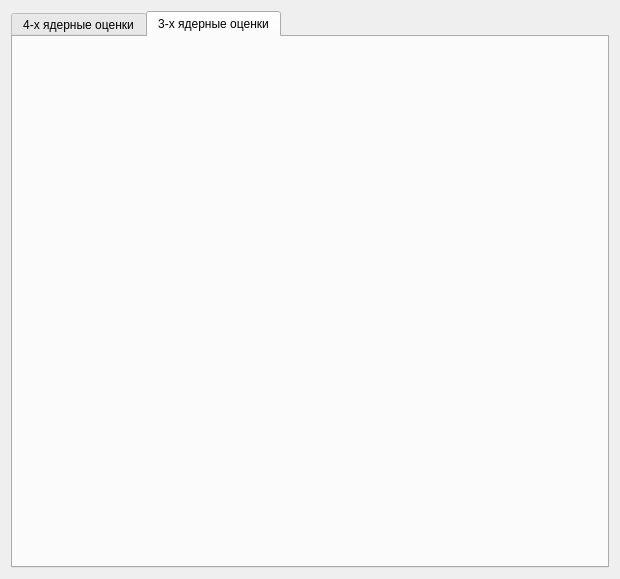
Qt form src/main/python/ui/frame_kde.ui (podkidyshev/health-weather_correlation) before a commit.
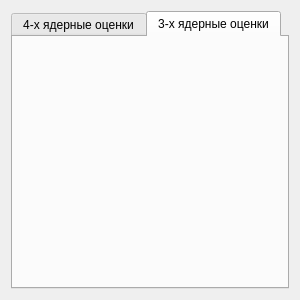
The same form after that commit. The open tabs and pages were chosen to show the change.

What changed in the file:
```diff
--- a/src/main/python/ui/frame_kde.ui
+++ b/src/main/python/ui/frame_kde.ui
@@ -6,14 +6,20 @@
    <rect>
     <x>0</x>
     <y>0</y>
-    <width>620</width>
-    <height>579</height>
+    <width>300</width>
+    <height>300</height>
    </rect>
   </property>
+  <property name="sizePolicy">
+   <sizepolicy hsizetype="Preferred" vsizetype="Expanding">
+    <horstretch>0</horstretch>
+    <verstretch>0</verstretch>
+   </sizepolicy>
+  </property>
   <property name="minimumSize">
    <size>
-    <width>620</width>
-    <height>380</height>
+    <width>300</width>
+    <height>300</height>
    </size>
   </property>
   <property name="windowTitle">
@@ -21,7 +27,7 @@
   </property>
   <layout class="QVBoxLayout" name="verticalLayout" stretch="0">
    <property name="sizeConstraint">
-    <enum>QLayout::SetDefaultConstraint</enum>
+    <enum>QLayout::SetMinimumSize</enum>
    </property>
    <item>
     <widget class="QTabWidget" name="tabs">
@@ -38,7 +44,11 @@
       <attribute name="title">
        <string>3-х ядерные оценки</string>
       </attribute>
-      <layout class="QVBoxLayout" name="verticalLayout_4"/>
+      <layout class="QVBoxLayout" name="verticalLayout_4">
+       <property name="sizeConstraint">
+        <enum>QLayout::SetDefaultConstraint</enum>
+       </property>
+      </layout>
      </widget>
     </widget>
    </item>
```
Left out of the diff: 8 changed lines with no effect on the pictures.
